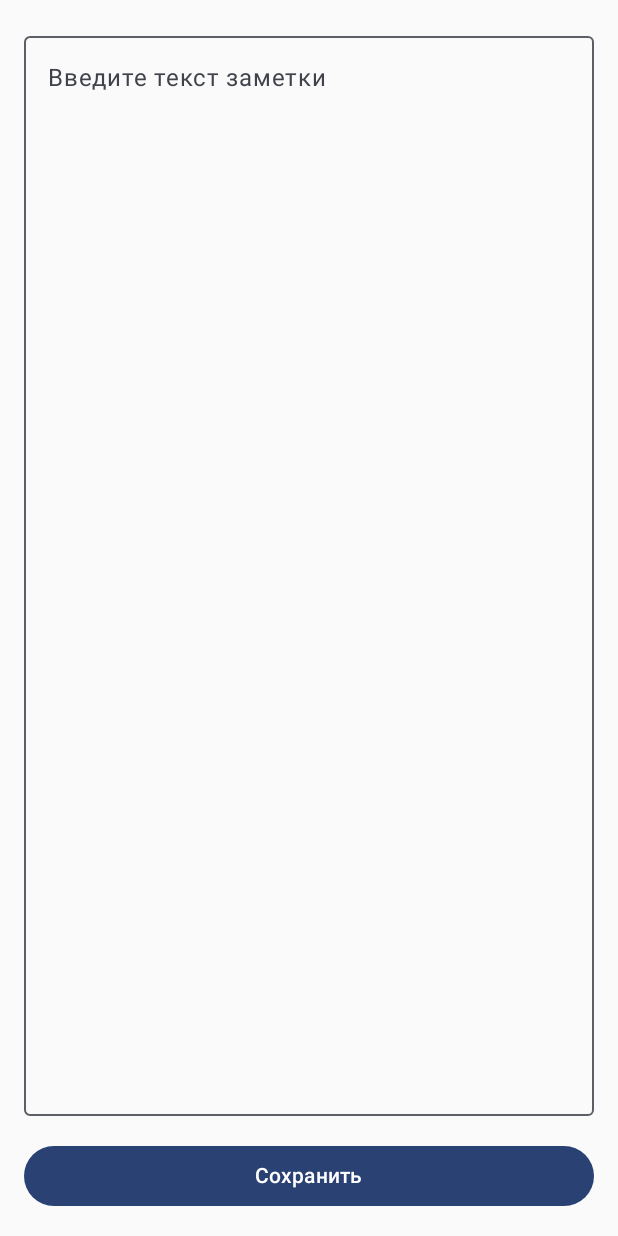
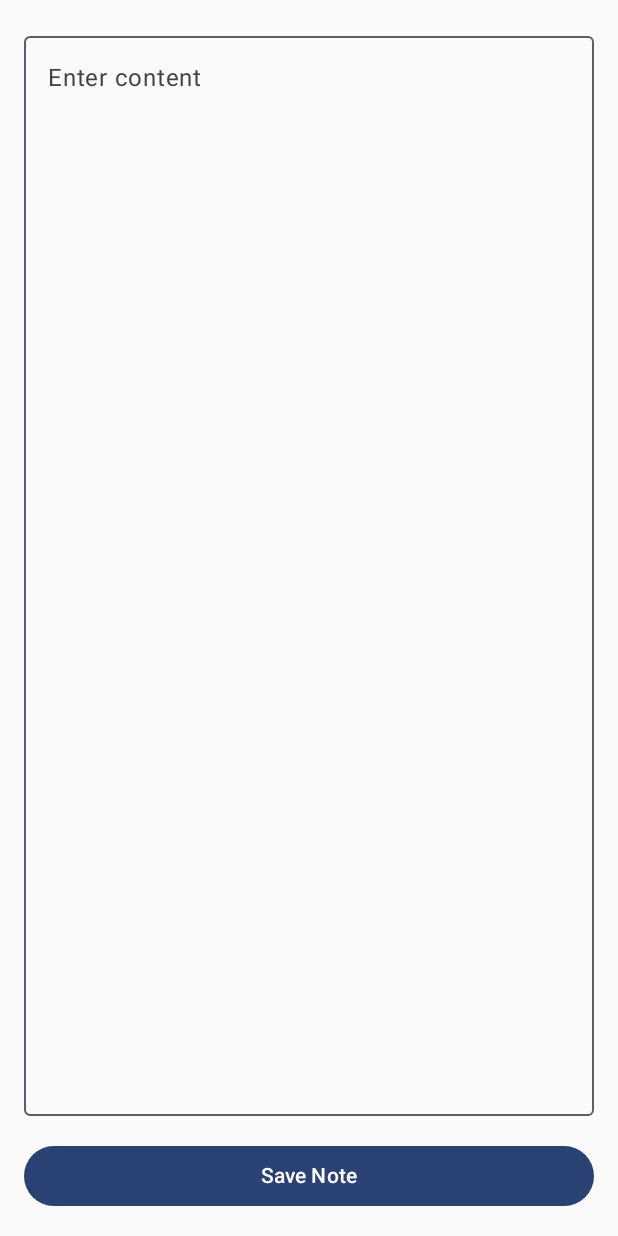
Before and after one commit to isverbitskiy/NotesPet, an Android app built with Jetpack Compose: the EditNoteActivity screen opened directly, with no data from a screen before it, on a phone screen of 412 x 824 dp. Run offline under Robolectric (Android 15) with nearby library versions, the phone set to English and light mode, and no system bars.

Commit message:
refactor values

```diff
--- a/app/src/main/java/com/isverbit/notespet/EditNoteActivity.kt
+++ b/app/src/main/java/com/isverbit/notespet/EditNoteActivity.kt
@@ -19,6 +19,7 @@ import androidx.compose.runtime.mutableStateOf
 import androidx.compose.runtime.remember
 import androidx.compose.runtime.setValue
 import androidx.compose.ui.Modifier
+import androidx.compose.ui.res.stringResource
 import androidx.compose.ui.tooling.preview.Preview
 import androidx.compose.ui.unit.dp
 import com.isverbit.notespet.ui.theme.NotesPetTheme
@@ -47,14 +48,14 @@ fun EditNoteScreen() {
         OutlinedTextField(
             value = noteContent,
             onValueChange = { noteContent = it },
-            label = { Text("Введите текст заметки") },
+            label = { Text(text = stringResource(id = R.string.content_hint)) },
             modifier = Modifier
                 .fillMaxWidth()
                 .weight(1f)
         )
         Spacer(modifier = Modifier.height(16.dp))
         Button(onClick = { /* TODO: Save note */ }, modifier = Modifier.fillMaxWidth()) {
-            Text("Сохранить")
+            Text(text = stringResource(id = R.string.save_note))
         }
     }
 }
--- a/app/src/main/res/values/strings.xml
+++ b/app/src/main/res/values/strings.xml
@@ -7,4 +7,8 @@
     <string name="save_note">Save Note</string>
     <string name="title_hint">Enter title</string>
     <string name="content_hint">Enter content</string>
+    <string name="close">Close</string>
+    <string name="view_note">View Note</string>
+    <string name="back">Back</string>
+    <string name="database_name" translatable="false">note_database</string>
 </resources>
```
Also changed, not shown: app/src/main/java/com/isverbit/notespet/screens/EditNoteScreen.kt (+15 -5 lines), app/src/main/java/com/isverbit/notespet/screens/MainScreen.kt (+8 -2 lines), app/src/main/java/com/isverbit/notespet/screens/ViewNoteScreen.kt (+5 -3 lines), 1 other file.
